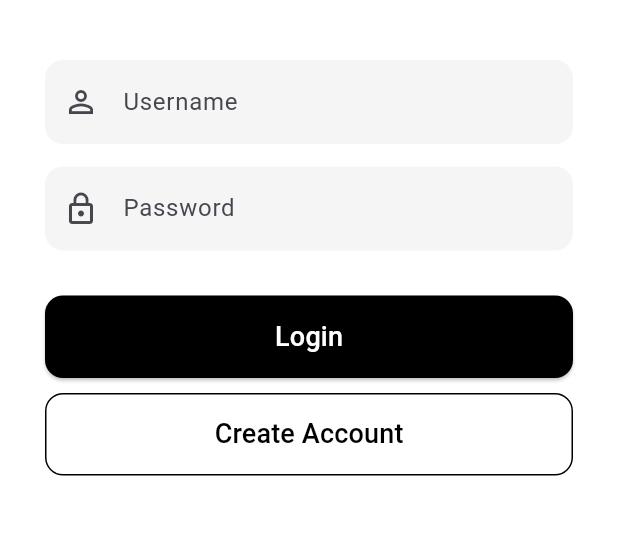
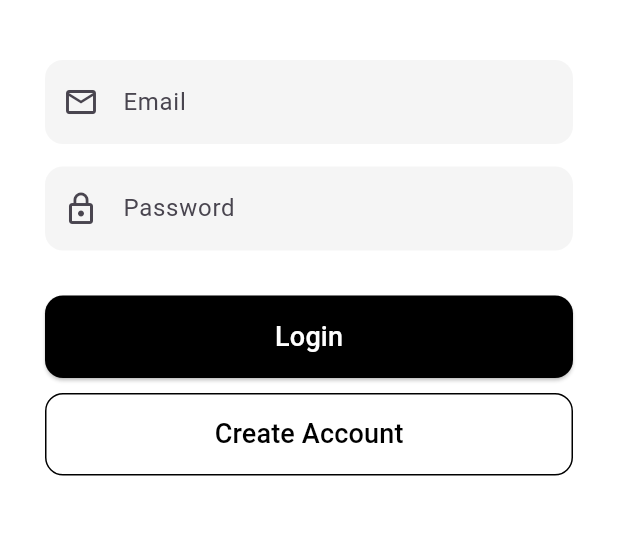
Before and after one commit to edxiee/Park-and-Lock, a Flutter app: the screen it shows after launch, on a phone screen of 412 x 824 dp, the part 369-904 px from its top. Run offline on Flutter 3.47's test engine with Material 3 defaults, Android fonts, the phone set to English and light mode, and no system bars; our stand-ins replace cloud_firestore, firebase_auth, firebase_core; accounts and stored records are empty.

Commit message:
login functional

```diff
--- a/lib/pages/login_page.dart
+++ b/lib/pages/login_page.dart
@@ -1,4 +1,5 @@
 import 'package:flutter/material.dart';
+import 'package:firebase_auth/firebase_auth.dart';
 
 import '../widgets/custom_text_field.dart';
 import '../widgets/custom_action_button.dart';
@@ -6,8 +7,71 @@ import '../widgets/custom_outline_button.dart';
 
 import 'signup_page.dart';
 
-class LoginPage extends StatelessWidget {
+class LoginPage extends StatefulWidget {
   const LoginPage({super.key});
+
+  @override
+  State<LoginPage> createState() => _LoginPageState();
+}
+
+class _LoginPageState extends State<LoginPage> {
+  final TextEditingController _emailController = TextEditingController();
+  final TextEditingController _passwordController = TextEditingController();
+  bool _isLoading = false;
+
+  Future<void> loginUser(String email, String password) async {
+    setState(() {
+      _isLoading = true;
+    });
+    try {
+      final credential = await FirebaseAuth.instance.signInWithEmailAndPassword(
+        email: email,
+        password: password,
+      );
+      if (mounted) {
+        ScaffoldMessenger.of(context).showSnackBar(
+          SnackBar(content: Text('Welcome back, ${credential.user?.email}!')),
+        );
+        Navigator.pushReplacementNamed(context, '/dashboard');
+      }
+    } on FirebaseAuthException catch (e) {
+      String msg = '';
+      if (e.code == 'user-not-found') {
+        msg = 'No account found for this email.';
+      } else if (e.code == 'wrong-password') {
+        msg = 'Incorrect password.';
+      } else if (e.code == 'invalid-email') {
+        msg = 'Invalid email format.';
+      } else if (e.code == 'user-disabled') {
+        msg = 'This account has been disabled.';
+      } else {
+        msg = e.message ?? 'Login failed.';
+      }
+      if (mounted) {
+        ScaffoldMessenger.of(
+          context,
+        ).showSnackBar(SnackBar(content: Text(msg)));
+      }
+    } catch (e) {
+      if (mounted) {
+        ScaffoldMessenger.of(
+          context,
+        ).showSnackBar(SnackBar(content: Text(e.toString())));
+      }
+    } finally {
+      if (mounted)
+        setState(() {
+          _isLoading = false;
+        });
+    }
+  }
+
+  @override
+  void dispose() {
+    _emailController.dispose();
+    _passwordController.dispose();
+    super.dispose();
+  }
 
   @override
   Widget build(BuildContext context) {
@@ -16,7 +80,10 @@ class LoginPage extends StatelessWidget {
       body: SafeArea(
         child: SingleChildScrollView(
           child: Padding(
-            padding: const EdgeInsets.symmetric(horizontal: 30.0, vertical: 50.0),
+            padding: const EdgeInsets.symmetric(
+              horizontal: 30.0,
+              vertical: 50.0,
+            ),
             child: Column(
               mainAxisAlignment: MainAxisAlignment.center,
               children: [
@@ -29,24 +96,47 @@ class LoginPage extends StatelessWidget {
                   'assets/Logo.png',
                   height: 120,
                   errorBuilder: (context, error, stackTrace) {
-                    return const Icon(Icons.image, size: 80, color: Colors.grey);
+                    return const Icon(
+                      Icons.image,
+                      size: 80,
+                      color: Colors.grey,
+                    );
                   },
                 ),
                 const SizedBox(height: 40),
-                const CustomTextField(hint: 'Username', icon: Icons.person_outline),
+                CustomTextField(
+                  hint: 'Email',
+                  icon: Icons.email_outlined,
+                  controller: _emailController,
+                ),
                 const SizedBox(height: 15),
-                const CustomTextField(
+                CustomTextField(
                   hint: 'Password',
                   icon: Icons.lock_outline,
                   isPassword: true,
+                  controller: _passwordController,
                 ),
                 const SizedBox(height: 30),
-                CustomActionButton(
+                _isLoading
+                    ? const CircularProgressIndicator()
+                    : CustomActionButton(
                         label: 'Login',
                         bgColor: Colors.black,
                         textColor: Colors.white,
                         onPressed: () {
-                    Navigator.pushReplacementNamed(context, '/dashboard');
+                          final email = _emailController.text.trim();
+                          final password = _passwordController.text;
+                          if (email.isEmpty || password.isEmpty) {
+                            ScaffoldMessenger.of(context).showSnackBar(
+                              const SnackBar(
+                                content: Text(
+                                  'Email and password are required.',
+                                ),
+                              ),
+                            );
+                            return;
+                          }
+                          loginUser(email, password);
                         },
                       ),
                 CustomOutlineButton(
@@ -54,7 +144,9 @@ class LoginPage extends StatelessWidget {
                   onPressed: () {
                     Navigator.push(
                       context,
-                      MaterialPageRoute(builder: (context) => const CreateAccountPage()),
+                      MaterialPageRoute(
+                        builder: (context) => const CreateAccountPage(),
+                      ),
                     );
                   },
                 ),
```
Lines whose indentation alone changed are shown as unchanged.
